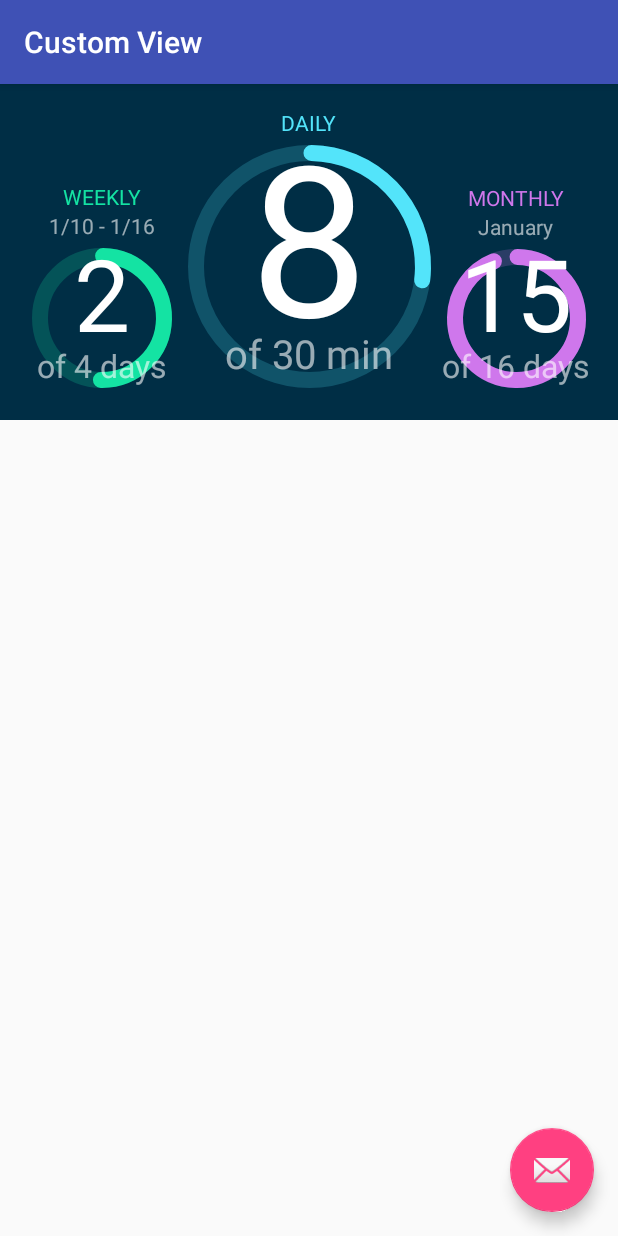
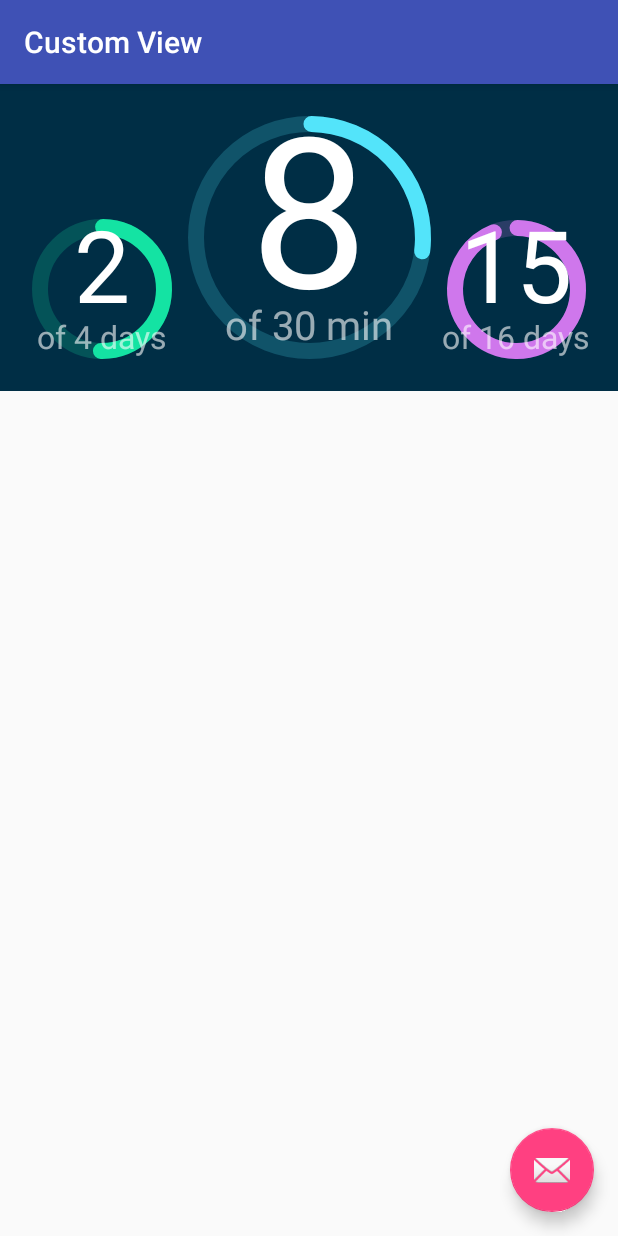
Before and after one commit to jeffreyliu8/Percentage-Ring, an Android app: the screen it shows after launch (DefaultActivity), on a phone screen of 412 x 824 dp. Run offline under Robolectric (Android 15) with nearby library versions, the phone set to English and light mode, and no system bars.

Commit message:
xml fix, removing irrelevant text

```diff
--- a/app/src/main/res/layout/content_default.xml
+++ b/app/src/main/res/layout/content_default.xml
@@ -26,20 +26,6 @@
                 android:layout_gravity="bottom|center_horizontal"
                 android:orientation="vertical">
 
-                <TextView
-                    android:layout_width="wrap_content"
-                    android:layout_height="wrap_content"
-                    android:layout_gravity="center_horizontal"
-                    android:text="WEEKLY"
-                    android:textColor="@color/colorRingFillGreen" />
-
-                <TextView
-                    android:layout_width="wrap_content"
-                    android:layout_height="wrap_content"
-                    android:layout_gravity="center_horizontal"
-                    android:alpha="0.6"
-                    android:text="1/10 - 1/16"
-                    android:textColor="@android:color/white" />
 
                 <jliu.percentagering.PercentRingView
                     android:id="@+id/circle1"
@@ -59,13 +45,6 @@
             android:layout_height="wrap_content"
             android:layout_weight="3"
             android:orientation="vertical">
-
-            <TextView
-                android:layout_width="wrap_content"
-                android:layout_height="wrap_content"
-                android:layout_gravity="center_horizontal"
-                android:text="DAILY"
-                android:textColor="@color/colorRingFillBlue" />
 
             <jliu.percentagering.PercentRingView
                 android:id="@+id/circle2"
@@ -94,21 +73,6 @@
                 android:layout_gravity="bottom|center_horizontal"
                 android:orientation="vertical">
 
-                <TextView
-                    android:layout_width="wrap_content"
-                    android:layout_height="wrap_content"
-                    android:layout_gravity="center_horizontal"
-                    android:text="MONTHLY"
-                    android:textColor="@color/colorRingFillRed" />
-
-                <TextView
-                    android:layout_width="wrap_content"
-                    android:layout_height="wrap_content"
-                    android:layout_gravity="center_horizontal"
-                    android:alpha="0.6"
-                    android:text="January"
-                    android:textColor="@android:color/white" />
-
                 <jliu.percentagering.PercentRingView
                     android:id="@+id/circle3"
                     android:layout_width="wrap_content"
```
